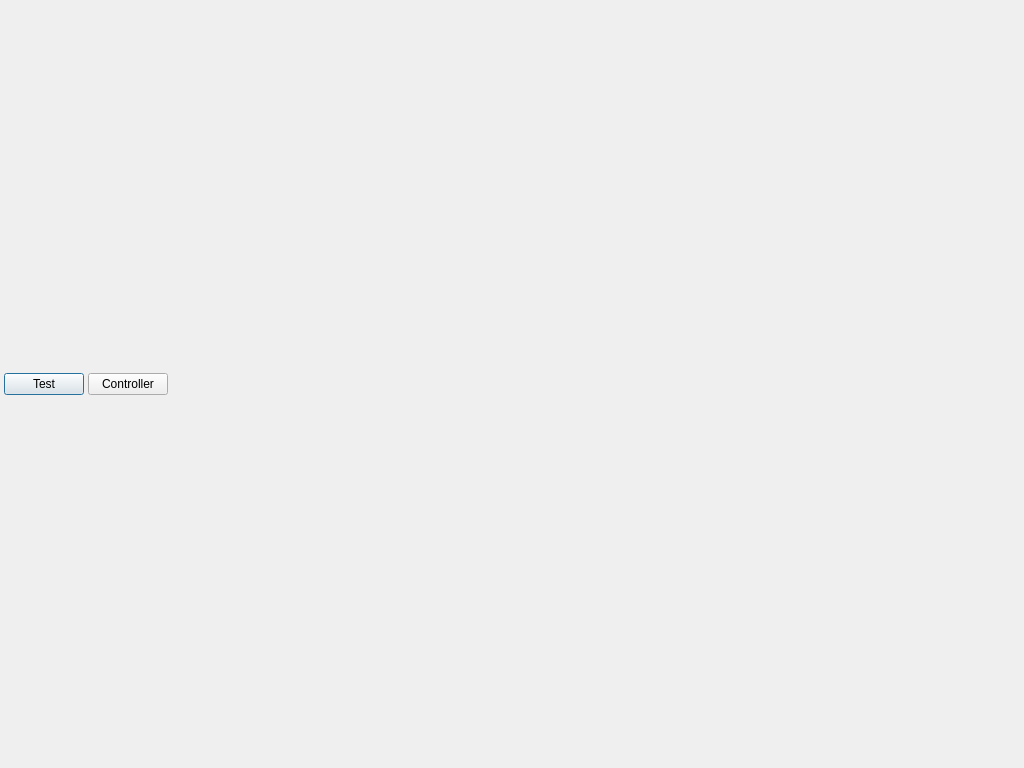
First picture: the form in src/main/mainwindow.ui, repository Gris87/Qt_FastTableWidget, before the edit.
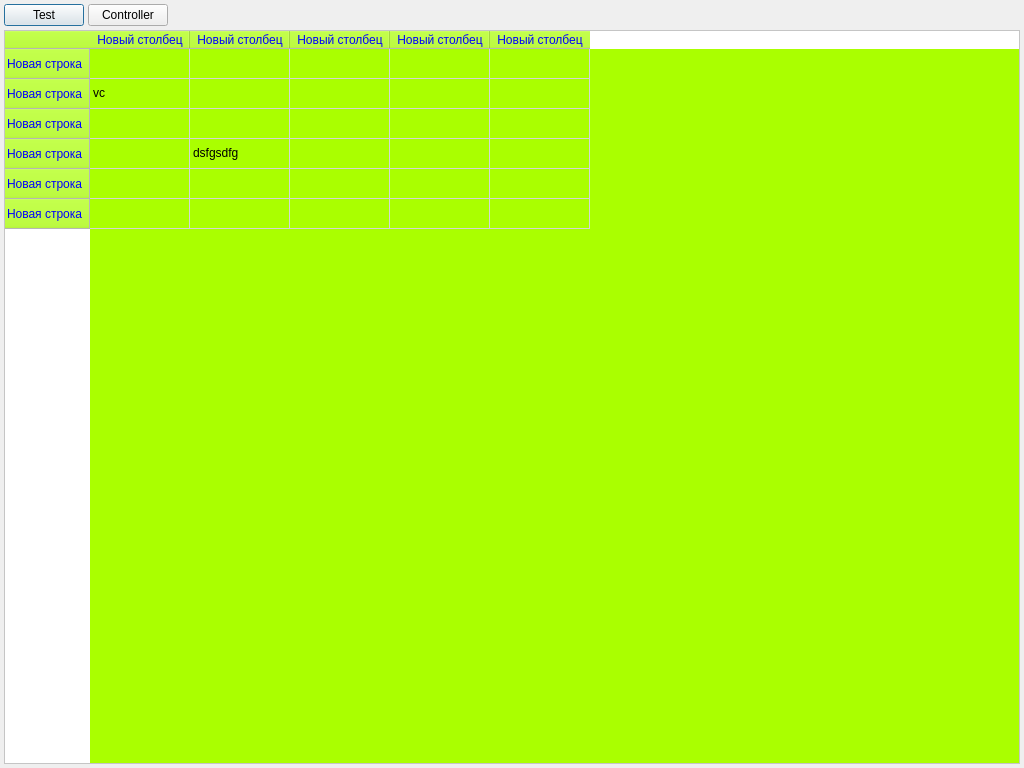
Second picture: the form after the edit.

Commit message: Use palette for selectedBrush

What changed in the file:
```diff
--- a/src/main/mainwindow.ui
+++ b/src/main/mainwindow.ui
@@ -69,6 +69,625 @@
       </layout>
      </widget>
     </item>
+    <item>
+     <widget class="QTableWidget" name="tableWidget">
+      <property name="palette">
+       <palette>
+        <active>
+         <colorrole role="WindowText">
+          <brush brushstyle="SolidPattern">
+           <color alpha="255">
+            <red>170</red>
+            <green>255</green>
+            <blue>0</blue>
+           </color>
+          </brush>
+         </colorrole>
+         <colorrole role="Button">
+          <brush brushstyle="SolidPattern">
+           <color alpha="255">
+            <red>170</red>
+            <green>255</green>
+            <blue>0</blue>
+           </color>
+          </brush>
+         </colorrole>
+         <colorrole role="Light">
+          <brush brushstyle="SolidPattern">
+           <color alpha="255">
+            <red>170</red>
+            <green>255</green>
+            <blue>0</blue>
+           </color>
+          </brush>
+         </colorrole>
+         <colorrole role="Midlight">
+          <brush brushstyle="SolidPattern">
+           <color alpha="255">
+            <red>170</red>
+            <green>255</green>
+            <blue>0</blue>
+           </color>
+          </brush>
+         </colorrole>
+         <colorrole role="Dark">
+          <brush brushstyle="SolidPattern">
+           <color alpha="255">
+            <red>170</red>
+            <green>255</green>
+            <blue>0</blue>
+           </color>
+          </brush>
+         </colorrole>
+         <colorrole role="Mid">
+          <brush brushstyle="SolidPattern">
+           <color alpha="255">
+            <red>170</red>
+            <green>255</green>
+            <blue>0</blue>
+           </color>
+          </brush>
+         </colorrole>
+         <colorrole role="Text">
+          <brush brushstyle="SolidPattern">
+           <color alpha="255">
+            <red>0</red>
+            <green>0</green>
+            <blue>0</blue>
+           </color>
+          </brush>
+         </colorrole>
+         <colorrole role="BrightText">
+          <brush brushstyle="SolidPattern">
+           <color alpha="255">
+            <red>170</red>
+            <green>255</green>
+            <blue>0</blue>
+           </color>
+          </brush>
+         </colorrole>
+         <colorrole role="ButtonText">
+          <brush brushstyle="SolidPattern">
+           <color alpha="255">
+            <red>0</red>
+            <green>0</green>
+            <blue>255</blue>
+           </color>
+          </brush>
+         </colorrole>
+         <colorrole role="Base">
+          <brush brushstyle="SolidPattern">
+           <color alpha="255">
+            <red>170</red>
+            <green>255</green>
+            <blue>0</blue>
+           </color>
+          </brush>
+         </colorrole>
+         <colorrole role="Window">
+          <brush brushstyle="SolidPattern">
+           <color alpha="255">
+            <red>255</red>
+            <green>255</green>
+            <blue>255</blue>
+           </color>
+          </brush>
+         </colorrole>
+         <colorrole role="Shadow">
+          <brush brushstyle="SolidPattern">
+           <color alpha="255">
+            <red>170</red>
+            <green>255</green>
+            <blue>0</blue>
+           </color>
+          </brush>
+         </colorrole>
+         <colorrole role="Highlight">
+          <brush brushstyle="SolidPattern">
+           <color alpha="255">
+            <red>170</red>
+            <green>255</green>
+            <blue>0</blue>
+           </color>
+          </brush>
+         </colorrole>
+         <colorrole role="HighlightedText">
+          <brush brushstyle="SolidPattern">
+           <color alpha="255">
+            <red>170</red>
+            <green>255</green>
+            <blue>0</blue>
+           </color>
+          </brush>
+         </colorrole>
+         <colorrole role="Link">
+          <brush brushstyle="SolidPattern">
+           <color alpha="255">
+            <red>170</red>
+            <green>255</green>
+            <blue>0</blue>
+           </color>
+          </brush>
+         </colorrole>
+         <colorrole role="LinkVisited">
+          <brush brushstyle="SolidPattern">
+           <color alpha="255">
+            <red>170</red>
+            <green>255</green>
+            <blue>0</blue>
+           </color>
+          </brush>
+         </colorrole>
+         <colorrole role="AlternateBase">
+          <brush brushstyle="SolidPattern">
+           <color alpha="255">
+            <red>170</red>
+            <green>255</green>
+            <blue>0</blue>
+           </color>
+          </brush>
+         </colorrole>
+         <colorrole role="NoRole">
+          <brush brushstyle="SolidPattern">
+           <color alpha="255">
+            <red>170</red>
+            <green>255</green>
+            <blue>0</blue>
+           </color>
+          </brush>
+         </colorrole>
+         <colorrole role="ToolTipBase">
+          <brush brushstyle="SolidPattern">
+           <color alpha="255">
+            <red>170</red>
+            <green>255</green>
+            <blue>0</blue>
+           </color>
+          </brush>
+         </colorrole>
+         <colorrole role="ToolTipText">
+          <brush brushstyle="SolidPattern">
+           <color alpha="255">
+            <red>170</red>
+            <green>255</green>
+            <blue>0</blue>
+           </color>
+          </brush>
+         </colorrole>
+        </active>
+        <inactive>
+         <colorrole role="WindowText">
+          <brush brushstyle="SolidPattern">
+           <color alpha="255">
+            <red>170</red>
+            <green>255</green>
+            <blue>0</blue>
+           </color>
+          </brush>
+         </colorrole>
+         <colorrole role="Button">
+          <brush brushstyle="SolidPattern">
+           <color alpha="255">
+            <red>170</red>
+            <green>255</green>
+            <blue>0</blue>
+           </color>
+          </brush>
+         </colorrole>
+         <colorrole role="Light">
+          <brush brushstyle="SolidPattern">
+           <color alpha="255">
+            <red>170</red>
+            <green>255</green>
+            <blue>0</blue>
+           </color>
+          </brush>
+         </colorrole>
+         <colorrole role="Midlight">
+          <brush brushstyle="SolidPattern">
+           <color alpha="255">
+            <red>170</red>
+            <green>255</green>
+            <blue>0</blue>
+           </color>
+          </brush>
+         </colorrole>
+         <colorrole role="Dark">
+          <brush brushstyle="SolidPattern">
+           <color alpha="255">
+            <red>170</red>
+            <green>255</green>
+            <blue>0</blue>
+           </color>
+          </brush>
+         </colorrole>
+         <colorrole role="Mid">
+          <brush brushstyle="SolidPattern">
+           <color alpha="255">
+            <red>170</red>
+            <green>255</green>
+            <blue>0</blue>
+           </color>
+          </brush>
+         </colorrole>
+         <colorrole role="Text">
+          <brush brushstyle="SolidPattern">
+           <color alpha="255">
+            <red>0</red>
+            <green>0</green>
+            <blue>0</blue>
+           </color>
+          </brush>
+         </colorrole>
+         <colorrole role="BrightText">
+          <brush brushstyle="SolidPattern">
+           <color alpha="255">
+            <red>170</red>
+            <green>255</green>
+            <blue>0</blue>
+           </color>
+          </brush>
+         </colorrole>
+         <colorrole role="ButtonText">
+          <brush brushstyle="SolidPattern">
+           <color alpha="255">
+            <red>0</red>
+            <green>0</green>
+            <blue>255</blue>
+           </color>
+          </brush>
+         </colorrole>
+         <colorrole role="Base">
+          <brush brushstyle="SolidPattern">
+           <color alpha="255">
+            <red>170</red>
+            <green>255</green>
+            <blue>0</blue>
+           </color>
+          </brush>
+         </colorrole>
+         <colorrole role="Window">
+          <brush brushstyle="SolidPattern">
+           <color alpha="255">
+            <red>255</red>
+            <green>255</green>
+            <blue>255</blue>
+           </color>
+          </brush>
+         </colorrole>
+         <colorrole role="Shadow">
+          <brush brushstyle="SolidPattern">
+           <color alpha="255">
+            <red>170</red>
+            <green>255</green>
+            <blue>0</blue>
+           </color>
+          </brush>
+         </colorrole>
+         <colorrole role="Highlight">
+          <brush brushstyle="SolidPattern">
+           <color alpha="255">
+            <red>170</red>
+            <green>255</green>
+            <blue>0</blue>
+           </color>
+          </brush>
+         </colorrole>
+         <colorrole role="HighlightedText">
+          <brush brushstyle="SolidPattern">
+           <color alpha="255">
+            <red>170</red>
+            <green>255</green>
+            <blue>0</blue>
+           </color>
+          </brush>
+         </colorrole>
+         <colorrole role="Link">
+          <brush brushstyle="SolidPattern">
+           <color alpha="255">
+            <red>170</red>
+            <green>255</green>
+            <blue>0</blue>
+           </color>
+          </brush>
+         </colorrole>
+         <colorrole role="LinkVisited">
+          <brush brushstyle="SolidPattern">
+           <color alpha="255">
+            <red>170</red>
+            <green>255</green>
+            <blue>0</blue>
+           </color>
+          </brush>
+         </colorrole>
+         <colorrole role="AlternateBase">
+          <brush brushstyle="SolidPattern">
+           <color alpha="255">
+            <red>170</red>
+            <green>255</green>
+            <blue>0</blue>
+           </color>
+          </brush>
+         </colorrole>
+         <colorrole role="NoRole">
+          <brush brushstyle="SolidPattern">
+           <color alpha="255">
+            <red>170</red>
+            <green>255</green>
+            <blue>0</blue>
+           </color>
+          </brush>
+         </colorrole>
+         <colorrole role="ToolTipBase">
+          <brush brushstyle="SolidPattern">
+           <color alpha="255">
+            <red>170</red>
+            <green>255</green>
+            <blue>0</blue>
+           </color>
+          </brush>
+         </colorrole>
+         <colorrole role="ToolTipText">
+          <brush brushstyle="SolidPattern">
+           <color alpha="255">
+            <red>170</red>
+            <green>255</green>
+            <blue>0</blue>
+           </color>
+          </brush>
+         </colorrole>
+        </inactive>
+        <disabled>
+         <colorrole role="WindowText">
+          <brush brushstyle="SolidPattern">
+           <color alpha="255">
+            <red>170</red>
+            <green>255</green>
+            <blue>0</blue>
+           </color>
+          </brush>
+         </colorrole>
+         <colorrole role="Button">
+          <brush brushstyle="SolidPattern">
+           <color alpha="255">
+            <red>170</red>
+            <green>255</green>
+            <blue>0</blue>
+           </color>
+          </brush>
+         </colorrole>
+         <colorrole role="Light">
+          <brush brushstyle="SolidPattern">
+           <color alpha="255">
+            <red>170</red>
+            <green>255</green>
+            <blue>0</blue>
+           </color>
+          </brush>
+         </colorrole>
+         <colorrole role="Midlight">
+          <brush brushstyle="SolidPattern">
+           <color alpha="255">
+            <red>170</red>
+            <green>255</green>
+            <blue>0</blue>
+           </color>
+          </brush>
+         </colorrole>
+         <colorrole role="Dark">
+          <brush brushstyle="SolidPattern">
+           <color alpha="255">
+            <red>170</red>
+            <green>255</green>
+            <blue>0</blue>
+           </color>
+          </brush>
+         </colorrole>
+         <colorrole role="Mid">
+          <brush brushstyle="SolidPattern">
+           <color alpha="255">
+            <red>170</red>
+            <green>255</green>
+            <blue>0</blue>
+           </color>
+          </brush>
+         </colorrole>
+         <colorrole role="Text">
+          <brush brushstyle="SolidPattern">
+           <color alpha="255">
+            <red>170</red>
+            <green>255</green>
+            <blue>0</blue>
+           </color>
+          </brush>
+         </colorrole>
+         <colorrole role="BrightText">
+          <brush brushstyle="SolidPattern">
+           <color alpha="255">
+            <red>170</red>
+            <green>255</green>
+            <blue>0</blue>
+           </color>
+          </brush>
+         </colorrole>
+         <colorrole role="ButtonText">
+          <brush brushstyle="SolidPattern">
+           <color alpha="255">
+            <red>170</red>
+            <green>255</green>
+            <blue>0</blue>
+           </color>
+          </brush>
+         </colorrole>
+         <colorrole role="Base">
+          <brush brushstyle="SolidPattern">
+           <color alpha="255">
+            <red>255</red>
+            <green>255</green>
+            <blue>255</blue>
+           </color>
+          </brush>
+         </colorrole>
+         <colorrole role="Window">
+          <brush brushstyle="SolidPattern">
+           <color alpha="255">
+            <red>255</red>
+            <green>255</green>
+            <blue>255</blue>
+           </color>
+          </brush>
+         </colorrole>
+         <colorrole role="Shadow">
+          <brush brushstyle="SolidPattern">
+           <color alpha="255">
+            <red>170</red>
+            <green>255</green>
+            <blue>0</blue>
+           </color>
+          </brush>
+         </colorrole>
+         <colorrole role="Highlight">
+          <brush brushstyle="SolidPattern">
+           <color alpha="255">
+            <red>49</red>
+            <green>106</green>
+            <blue>197</blue>
+           </color>
+          </brush>
+         </colorrole>
+         <colorrole role="HighlightedText">
+          <brush brushstyle="SolidPattern">
+           <color alpha="255">
+            <red>170</red>
+            <green>255</green>
+            <blue>0</blue>
+           </color>
+          </brush>
+         </colorrole>
+         <colorrole role="Link">
+          <brush brushstyle="SolidPattern">
+           <color alpha="255">
+            <red>170</red>
+            <green>255</green>
+            <blue>0</blue>
+           </color>
+          </brush>
+         </colorrole>
+         <colorrole role="LinkVisited">
+          <brush brushstyle="SolidPattern">
+           <color alpha="255">
+            <red>170</red>
+            <green>255</green>
+            <blue>0</blue>
+           </color>
+          </brush>
+         </colorrole>
+         <colorrole role="AlternateBase">
+          <brush brushstyle="SolidPattern">
+           <color alpha="255">
+            <red>170</red>
+            <green>255</green>
+            <blue>0</blue>
+           </color>
+          </brush>
+         </colorrole>
+         <colorrole role="NoRole">
+          <brush brushstyle="SolidPattern">
+           <color alpha="255">
+            <red>170</red>
+            <green>255</green>
+            <blue>0</blue>
+           </color>
+          </brush>
+         </colorrole>
+         <colorrole role="ToolTipBase">
+          <brush brushstyle="SolidPattern">
+           <color alpha="255">
+            <red>170</red>
+            <green>255</green>
+            <blue>0</blue>
+           </color>
+          </brush>
+         </colorrole>
+         <colorrole role="ToolTipText">
+          <brush brushstyle="SolidPattern">
+           <color alpha="255">
+            <red>170</red>
+            <green>255</green>
+            <blue>0</blue>
+           </color>
+          </brush>
+         </colorrole>
+        </disabled>
+       </palette>
+      </property>
+      <row>
+       <property name="text">
+        <string>Новая строка</string>
+       </property>
+      </row>
+      <row>
+       <property name="text">
+        <string>Новая строка</string>
+       </property>
+      </row>
+      <row>
+       <property name="text">
+        <string>Новая строка</string>
+       </property>
+      </row>
+      <row>
+       <property name="text">
+        <string>Новая строка</string>
+       </property>
+      </row>
+      <row>
+       <property name="text">
+        <string>Новая строка</string>
+       </property>
+      </row>
+      <row>
+       <property name="text">
+        <string>Новая строка</string>
+       </property>
+      </row>
+      <column>
+       <property name="text">
+        <string>Новый столбец</string>
+       </property>
+      </column>
+      <column>
+       <property name="text">
+        <string>Новый столбец</string>
+       </property>
+      </column>
+      <column>
+       <property name="text">
+        <string>Новый столбец</string>
+       </property>
+      </column>
+      <column>
+       <property name="text">
+        <string>Новый столбец</string>
+       </property>
+      </column>
+      <column>
+       <property name="text">
+        <string>Новый столбец</string>
+       </property>
+      </column>
+      <item row="1" column="0">
+       <property name="text">
+        <string>vc</string>
+       </property>
+      </item>
+      <item row="3" column="1">
+       <property name="text">
+        <string>dsfgsdfg</string>
+       </property>
+      </item>
+     </widget>
+    </item>
     <item>
      <layout class="QVBoxLayout" name="fastTableLayout">
       <property name="spacing">
```
The commit also changes 7 other files.
